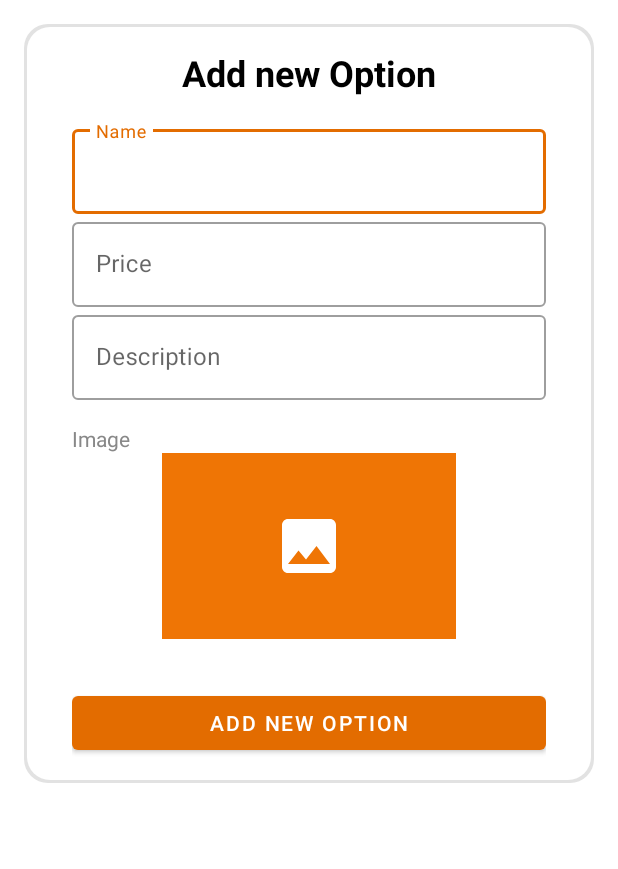
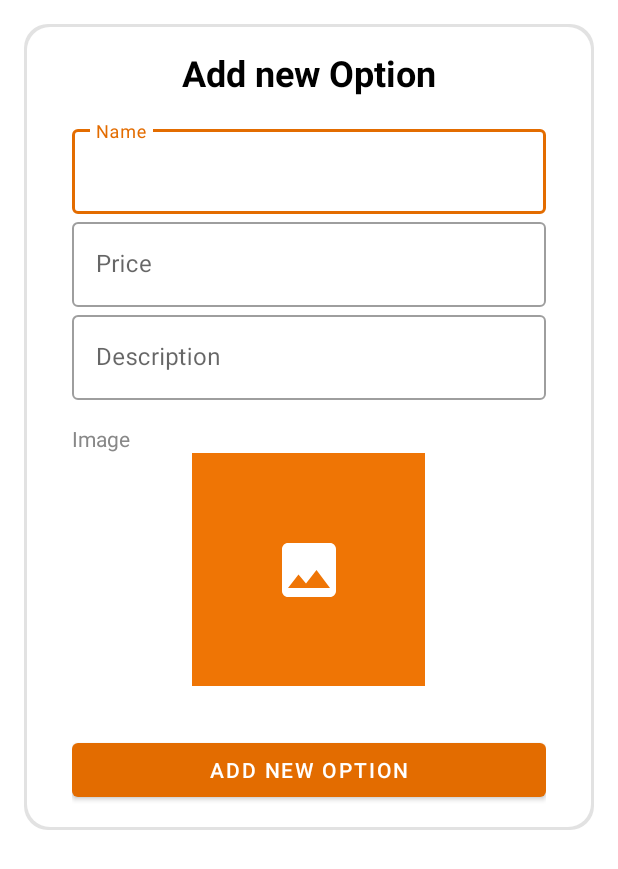
Before and after one commit to Diaf-Abderrahmane/food-ordering-app-admin-side, an Android app: the layout alert_dialog_option.xml on its own in the app's theme, with its tools: preview values and no code run, on a phone screen of 412 x 824 dp. Shown: the top 869 px of the screen. Run offline under Robolectric (Android 15) with nearby library versions, the phone set to English and light mode, and no system bars.

Commit message:
alert_dialog_option

```diff
--- a/app/src/main/res/layout/alert_dialog_option.xml
+++ b/app/src/main/res/layout/alert_dialog_option.xml
@@ -71,8 +71,8 @@
 
     <androidx.constraintlayout.widget.ConstraintLayout
         android:id="@+id/VImg"
-        android:layout_width="196dp"
-        android:layout_height="124dp"
+        android:layout_width="155dp"
+        android:layout_height="155dp"
         android:layout_gravity="center_horizontal">
 
         <ImageView
--- a/app/src/main/res/layout/view_option.xml
+++ b/app/src/main/res/layout/view_option.xml
@@ -10,8 +10,8 @@
         android:layout_height="wrap_content"
         app:cardCornerRadius="24dp"
         app:cardElevation="3dp"
-        android:outlineSpotShadowColor="@color/primaryColor"
-        android:outlineAmbientShadowColor="@color/primaryColor"
+        android:outlineSpotShadowColor="@color/black"
+        android:outlineAmbientShadowColor="@color/black"
         app:cardUseCompatPadding="true"
         app:cardPreventCornerOverlap="false">
         <LinearLayout
```
